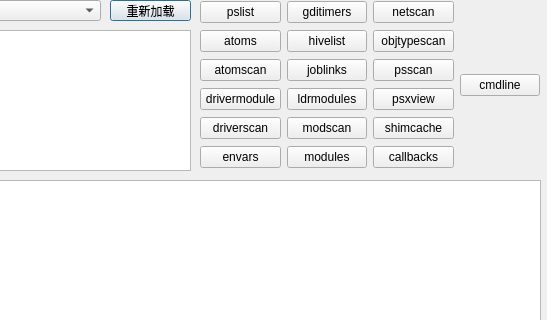
Tokeii0/VolatilityPro, file Guiv1.ui: the form before one commit; both pictures show x 460 to 1007 and y 0 to 320 of the 1007 by 736 pixel window.
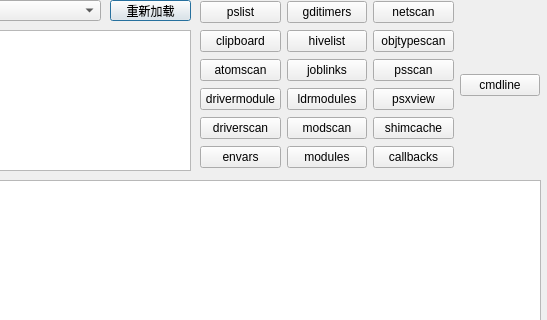
The form after the commit. Icons and pictures are not drawn.

Commit message: 新增clipboard GUI

```diff
--- a/Guiv1.ui
+++ b/Guiv1.ui
@@ -195,7 +195,7 @@
       <item>
        <widget class="QPushButton" name="pushButton_5">
         <property name="text">
-         <string>atoms</string>
+         <string>clipboard</string>
         </property>
        </widget>
       </item>
```
The commit also changes 3 other files.
